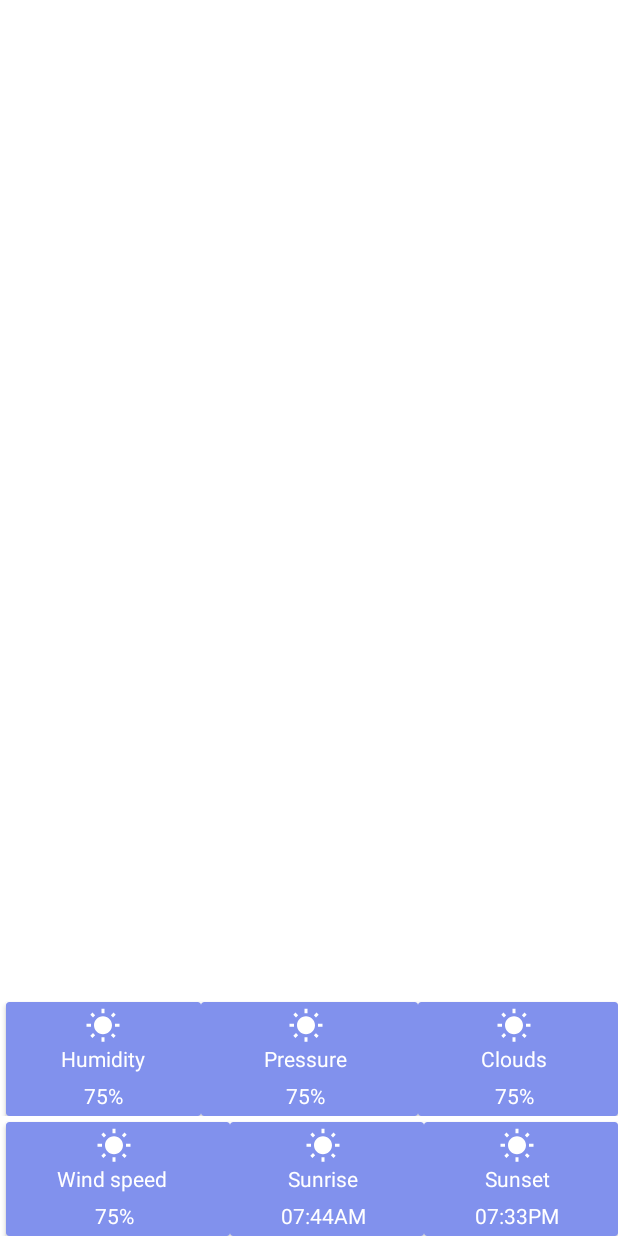
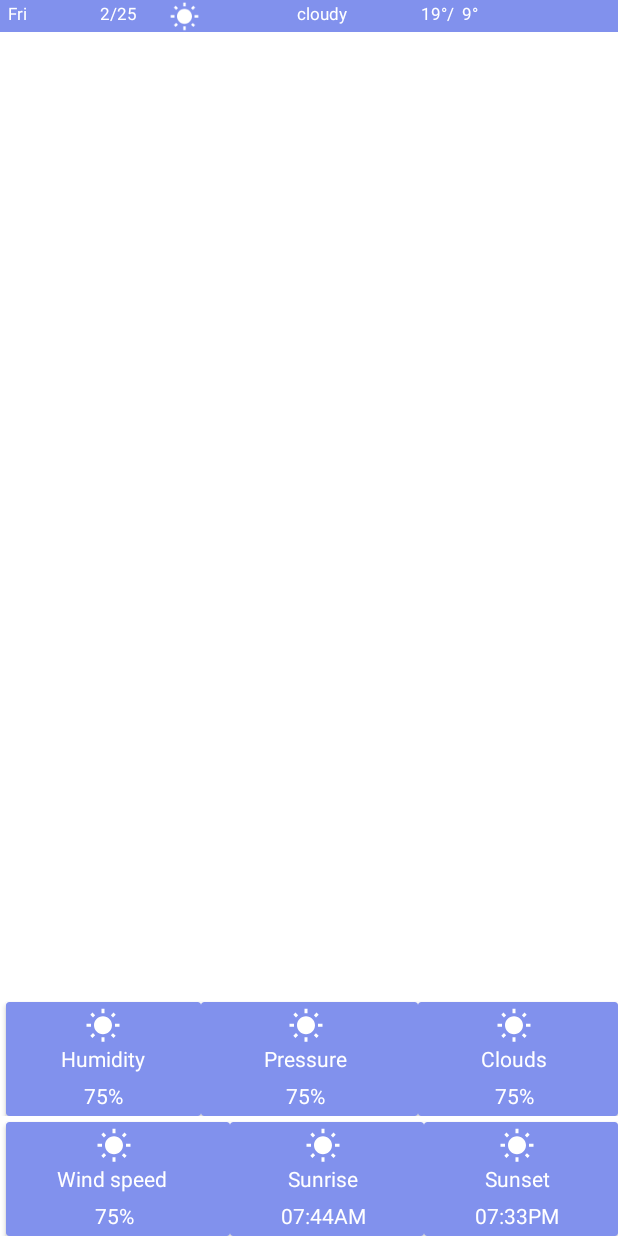
Before and after one commit to OlaAbaza/WeatherForecastApp, an Android app: the layout content_scrolling.xml on its own in the app's theme, with its tools: preview values and no code run, scrolled down 166 dp, on a phone screen of 412 x 824 dp. Run offline under Robolectric (Android 15) with nearby library versions, the phone set to English and light mode, and no system bars; network calls fail.

```diff
--- a/app/build.gradle
+++ b/app/build.gradle
@@ -64,6 +64,8 @@ dependencies {
     implementation 'com.squareup.retrofit2:retrofit:2.7.0'
     implementation 'com.squareup.retrofit2:converter-gson:2.7.0'
     implementation 'com.google.code.gson:gson:2.8.5'
+    //glide
+    implementation 'com.github.bumptech.glide:glide:4.11.0'
 
     //room
     def room_version = "2.2.6"
--- a/app/src/main/AndroidManifest.xml
+++ b/app/src/main/AndroidManifest.xml
@@ -10,7 +10,7 @@
         android:supportsRtl="true"
         android:theme="@style/Theme.WetherForecastApp">
         <activity
-            android:name=".ScrollingActivity"
+            android:name=".View.ScrollingActivity"
             android:theme="@style/Theme.WetherForecastApp.NoActionBar">
             <intent-filter>
                 <action android:name="android.intent.action.MAIN" />
--- a/app/src/main/java/com/example/wetherforecastapp/model/local/WeatherDatabase.kt
+++ b/app/src/main/java/com/example/wetherforecastapp/model/local/WeatherDatabase.kt
@@ -9,6 +9,10 @@ import androidx.room.TypeConverters
 import com.example.wetherforecastapp.model.entity.WeatherData
 
 
+
+
+
+
 @Database(entities = arrayOf(WeatherData::class), version = 1)
 @TypeConverters(Converters::class)
 abstract class WeatherDatabase : RoomDatabase() {
@@ -16,7 +20,6 @@ abstract class WeatherDatabase : RoomDatabase() {
 
     companion object {
         // Singleton prevents multiple instances of database opening at the
-        // same time.
         @Volatile
         private var INSTANCE: WeatherDatabase? = null
 
--- a/app/src/main/res/layout/content_scrolling.xml
+++ b/app/src/main/res/layout/content_scrolling.xml
@@ -6,7 +6,7 @@
     android:layout_width="match_parent"
     android:layout_height="match_parent"
     app:layout_behavior="@string/appbar_scrolling_view_behavior"
-    tools:context=".ScrollingActivity"
+    tools:context=".View.ScrollingActivity"
     tools:showIn="@layout/activity_scrolling">
     <LinearLayout
         android:layout_width="match_parent"
@@ -17,6 +17,7 @@
             android:layout_height="1dp"
             android:background="@android:color/white"/>
         <androidx.recyclerview.widget.RecyclerView
+            android:id="@+id/rvHourly"
             android:layout_width="match_parent"
             android:layout_height="match_parent"
             android:orientation="horizontal"
@@ -24,6 +25,7 @@
             app:layoutManager="androidx.recyclerview.widget.LinearLayoutManager"/>
 
         <androidx.recyclerview.widget.RecyclerView
+            android:id="@+id/rvDaily"
             android:layout_width="match_parent"
             android:layout_height="735dp"
             android:layout_marginTop="10dp"
--- a/app/src/main/res/layout/day_item.xml
+++ b/app/src/main/res/layout/day_item.xml
@@ -4,9 +4,8 @@
     xmlns:tools="http://schemas.android.com/tools"
     android:layout_width="match_parent"
     android:layout_height="wrap_content"
+    android:background="@color/light_purple"
     android:orientation="vertical">
-
-
     <View
         android:id="@+id/view"
         android:layout_width="match_parent"
@@ -15,37 +14,67 @@
     <LinearLayout
         android:layout_width="match_parent"
         android:layout_height="wrap_content"
-        android:weightSum="4">
-
+        android:weightSum="6">
     <TextView
-        android:id="@+id/day"
+        android:id="@+id/dailyDay"
         android:layout_width="wrap_content"
         android:layout_height="wrap_content"
         android:layout_marginStart="5dp"
         android:layout_marginTop="10dp"
-        android:text="Fri,24 Feb"
-        android:layout_weight="2"
+        android:text="Fri"
+        android:layout_weight="1"
+        android:textColor="@color/white"
+        android:textSize="11sp" />
+        <TextView
+            android:id="@+id/dailyDate"
+            android:layout_width="wrap_content"
+            android:layout_height="wrap_content"
+            android:layout_marginStart="5dp"
+            android:layout_marginTop="10dp"
+            tools:text="2/25"
             android:textColor="@color/white"
             android:textSize="11sp" />
 
     <ImageView
-        android:id="@+id/imageView"
+        android:id="@+id/imgDay"
         android:layout_width="20dp"
         android:layout_height="20dp"
         android:layout_marginTop="10dp"
         android:src="@drawable/ic_baseline_wb_sunny_24"
         android:layout_weight="1" />
-
         <TextView
-        android:id="@+id/textView3"
+            android:id="@+id/dayDesc"
             android:layout_width="wrap_content"
             android:layout_height="wrap_content"
             android:layout_weight="1"
-        android:text="19°/9°"
+            android:text="cloudy"
             android:layout_marginEnd="5dp"
             android:gravity="end"
             android:layout_marginTop="10dp"
             android:textColor="@color/white"
             android:textSize="11sp" />
+        <TextView
+            android:id="@+id/maxTemb"
+            android:layout_width="wrap_content"
+            android:layout_height="wrap_content"
+            android:layout_weight="1"
+            android:text="19°/"
+            android:layout_marginEnd="5dp"
+            android:gravity="end"
+            android:layout_marginTop="10dp"
+            android:textColor="@color/white"
+            android:textSize="11sp" />
+        <TextView
+            android:id="@+id/minTemb"
+            android:layout_width="wrap_content"
+            android:layout_height="wrap_content"
+            android:text="9°"
+            android:layout_marginEnd="5dp"
+            android:gravity="end"
+            android:layout_marginTop="10dp"
+            android:textColor="@color/white"
+            android:textSize="11sp" />
+
+
 </LinearLayout>
 </LinearLayout>
--- a/app/src/main/res/layout/hour_item.xml
+++ b/app/src/main/res/layout/hour_item.xml
@@ -9,14 +9,14 @@
     app:layoutDescription="@xml/hour_item_scene">
 
     <TextView
-        android:id="@+id/dailyHour"
+        android:id="@+id/Hour"
         android:layout_width="wrap_content"
         android:layout_height="wrap_content"
         android:text="16:00"
         android:layout_marginBottom="20dp"
         android:textColor="@color/white"/>
     <ImageView
-        android:id="@+id/dailyImg"
+        android:id="@+id/hourlyImg"
         android:layout_width="wrap_content"
         android:layout_height="wrap_content"
         android:layout_gravity="center"
@@ -24,7 +24,7 @@
         />
 
     <TextView
-        android:id="@+id/dailyTemb"
+        android:id="@+id/hourlyTemb"
         android:layout_width="wrap_content"
         android:layout_height="wrap_content"
         android:layout_gravity="center"
--- a/app/src/main/res/menu/menu_scrolling.xml
+++ b/app/src/main/res/menu/menu_scrolling.xml
@@ -1,7 +1,7 @@
 <menu xmlns:android="http://schemas.android.com/apk/res/android"
     xmlns:app="http://schemas.android.com/apk/res-auto"
     xmlns:tools="http://schemas.android.com/tools"
-    tools:context="com.example.wetherforecastapp.ScrollingActivity">
+    tools:context="com.example.wetherforecastapp.View.ScrollingActivity">
     <item
         android:id="@+id/action_settings"
         android:orderInCategory="100"
```
Also changed, not shown: app/src/main/java/com/example/wetherforecastapp/ScrollingActivity.kt (deleted, +0 -116 lines), app/src/main/java/com/example/wetherforecastapp/View/DailyListAdapter.kt (added, +46 -0 lines), app/src/main/java/com/example/wetherforecastapp/View/HourlyListAdapter.kt (added, +47 -0 lines), app/src/main/java/com/example/wetherforecastapp/View/ScrollingActivity.kt (added, +91 -0 lines), app/src/main/java/com/example/wetherforecastapp/View/WeatherDailyListAdapter.kt (deleted, +0 -41 lines), app/src/main/java/com/example/wetherforecastapp/ViewModel/MainViewModel.kt (renamed from app/src/main/java/com/example/wetherforecastapp/MainViewModel.kt, +1 -13 lines), app/src/main/java/com/example/wetherforecastapp/ViewModelFactory.kt (deleted, +0 -22 lines), app/src/main/java/com/example/wetherforecastapp/model/WeatherRepository.kt (+0 -26 lines), app/src/main/java/com/example/wetherforecastapp/model/remote/Resource.kt (deleted, +0 -13 lines), app/src/main/java/com/example/wetherforecastapp/model/remote/Status.kt (deleted, +0 -7 lines), app/src/main/java/com/example/wetherforecastapp/model/remote/WeatherApi.kt (+2 -32 lines), app/src/main/res/layout/activity_scrolling.xml (+7 -6 lines). Lines whose indentation alone changed are shown as unchanged.
